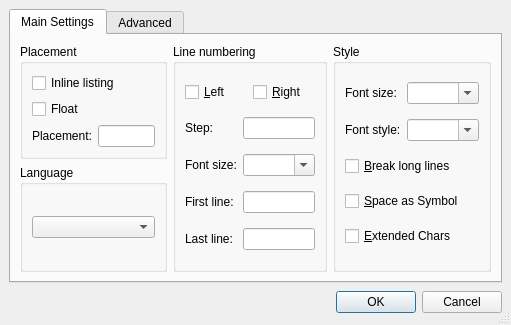
Before: the Qt Designer form src/frontends/qt4/ui/ListingsUi.ui in cburschka/lyx, drawn with Qt 5.
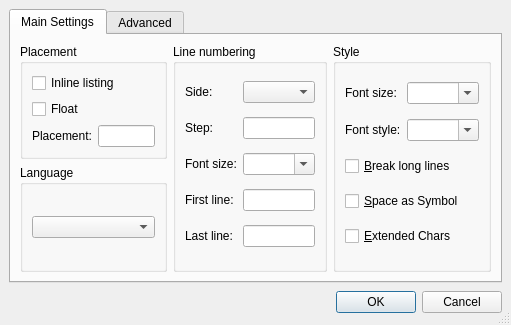
After: the same form once the commit is applied.

Commit message: InsetListings: Use a combo box for number placement, fix bug 3623

Diff of the .ui file:
```diff
--- a/src/frontends/qt4/ui/ListingsUi.ui
+++ b/src/frontends/qt4/ui/ListingsUi.ui
@@ -270,41 +270,15 @@
             </property>
            </widget>
           </item>
-          <item row="0" column="0" colspan="2" >
-           <layout class="QHBoxLayout" >
-            <property name="margin" >
-             <number>0</number>
+          <item row="0" column="0" >
+           <widget class="QLabel" name="label" >
+            <property name="text" >
+             <string>Side: </string>
             </property>
-            <property name="spacing" >
-             <number>6</number>
-            </property>
-            <item>
-             <widget class="QCheckBox" name="numberLeftCB" >
-              <property name="toolTip" >
-               <string>enable for numbers on the leftside</string>
-              </property>
-              <property name="text" >
-               <string>&amp;Left</string>
-              </property>
-              <property name="checked" >
-               <bool>false</bool>
-              </property>
-              <property name="autoRepeat" >
-               <bool>false</bool>
-              </property>
-             </widget>
-            </item>
-            <item>
-             <widget class="QCheckBox" name="numberRightCB" >
-              <property name="toolTip" >
-               <string>enable for numbers on the right side</string>
-              </property>
-              <property name="text" >
-               <string>&amp;Right</string>
-              </property>
-             </widget>
-            </item>
-           </layout>
+           </widget>
+          </item>
+          <item row="0" column="1" >
+           <widget class="QComboBox" name="numberSideCO" />
           </item>
           <item row="2" column="1" >
            <widget class="QComboBox" name="numberFontSizeCO" >
```
Left out of the diff: 3 changed lines with no effect on the pictures. The commit also changes 1 other file.
